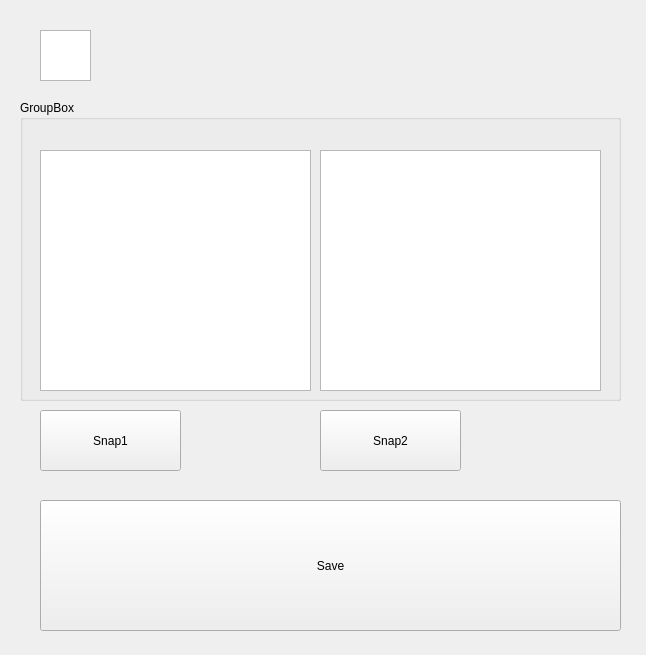
This is python/coverslipdustassay/csDustAssayUI.ui in TotteKarlsson/ai as Qt 5 draws it before an edit. The edited form follows.
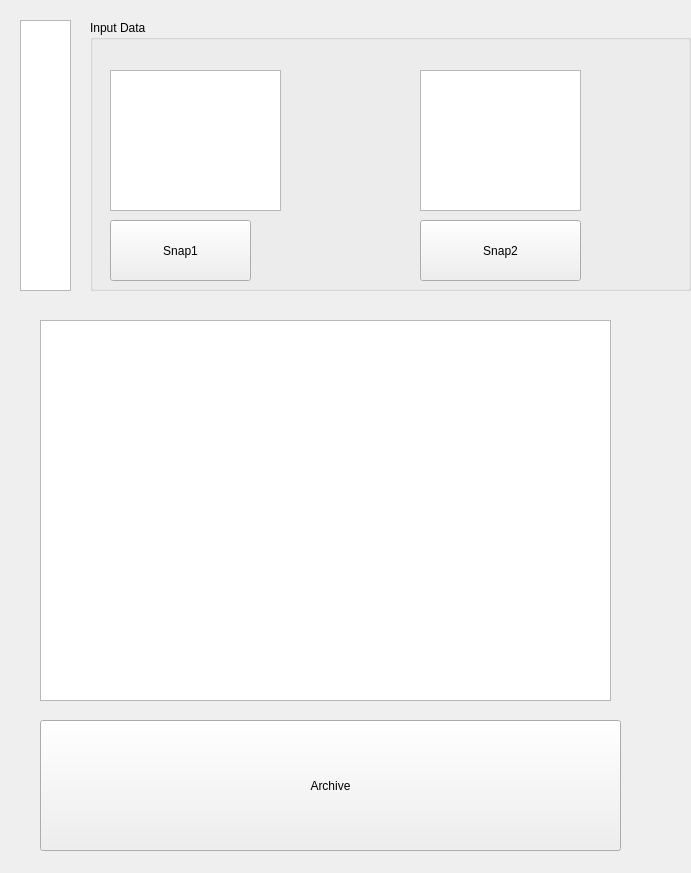
This is the edited form. Custom widgets are drawn as their Qt base class.

Commit message: Added subtraction of images

```diff
--- a/python/coverslipdustassay/csDustAssayUI.ui
+++ b/python/coverslipdustassay/csDustAssayUI.ui
@@ -6,8 +6,8 @@
    <rect>
     <x>0</x>
     <y>0</y>
-    <width>646</width>
-    <height>655</height>
+    <width>691</width>
+    <height>873</height>
    </rect>
   </property>
   <property name="windowTitle">
@@ -19,10 +19,10 @@
    </property>
    <property name="geometry">
     <rect>
-     <x>20</x>
-     <y>100</y>
+     <x>90</x>
+     <y>20</y>
      <width>601</width>
-     <height>301</height>
+     <height>271</height>
     </rect>
    </property>
    <property name="layoutDirection">
@@ -32,15 +32,15 @@
     <bool>false</bool>
    </property>
    <property name="title">
-    <string>GroupBox</string>
+    <string>Input Data</string>
    </property>
    <widget class="GraphicsLayoutWidget" name="image1">
     <property name="geometry">
      <rect>
       <x>20</x>
       <y>50</y>
-      <width>271</width>
-      <height>241</height>
+      <width>171</width>
+      <height>141</height>
      </rect>
     </property>
     <property name="layoutDirection">
@@ -53,22 +53,21 @@
    <widget class="GraphicsLayoutWidget" name="image2">
     <property name="geometry">
      <rect>
-      <x>300</x>
+      <x>330</x>
       <y>50</y>
-      <width>281</width>
-      <height>241</height>
+      <width>161</width>
+      <height>141</height>
      </rect>
     </property>
     <property name="frameShadow">
      <enum>QFrame::Sunken</enum>
     </property>
-   </widget>
   </widget>
   <widget class="QPushButton" name="pushButton1">
    <property name="geometry">
     <rect>
-     <x>40</x>
-     <y>410</y>
+      <x>20</x>
+      <y>200</y>
      <width>141</width>
      <height>61</height>
     </rect>
@@ -80,9 +79,9 @@
   <widget class="QPushButton" name="pushButton2">
    <property name="geometry">
     <rect>
-     <x>320</x>
-     <y>410</y>
-     <width>141</width>
+      <x>330</x>
+      <y>200</y>
+      <width>161</width>
      <height>61</height>
     </rect>
    </property>
@@ -90,29 +89,43 @@
     <string>Snap2</string>
    </property>
   </widget>
+  </widget>
   <widget class="QPushButton" name="PopulateBtn">
    <property name="geometry">
     <rect>
      <x>40</x>
-     <y>500</y>
+     <y>720</y>
      <width>581</width>
      <height>131</height>
     </rect>
    </property>
    <property name="text">
-    <string>Save</string>
+    <string>Archive</string>
    </property>
   </widget>
   <widget class="QListWidget" name="csIDList">
    <property name="geometry">
     <rect>
-     <x>40</x>
-     <y>30</y>
+     <x>20</x>
+     <y>20</y>
      <width>51</width>
-     <height>51</height>
+     <height>271</height>
     </rect>
    </property>
   </widget>
+  <widget class="GraphicsLayoutWidget" name="image3">
+   <property name="geometry">
+    <rect>
+     <x>40</x>
+     <y>320</y>
+     <width>571</width>
+     <height>381</height>
+    </rect>
+   </property>
+   <property name="frameShadow">
+    <enum>QFrame::Sunken</enum>
+   </property>
+  </widget>
  </widget>
  <customwidgets>
   <customwidget>
```
Lines whose indentation alone changed are shown as unchanged. The commit also changes 1 other file.
